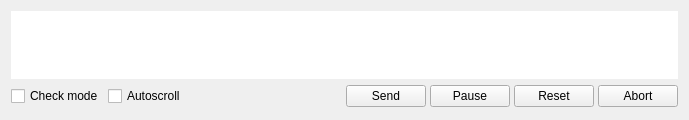
Before: the Qt Designer form View/ProgramForm.ui in octronic-uk/Candle, drawn with Qt 5.
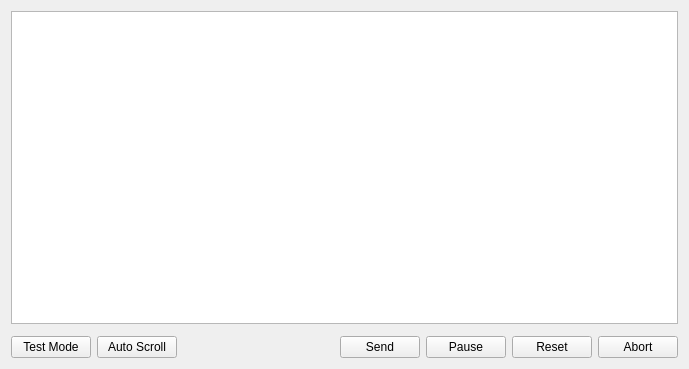
After: the same form once the commit is applied.

```diff
--- a/View/ProgramForm.ui
+++ b/View/ProgramForm.ui
@@ -7,7 +7,7 @@
     <x>0</x>
     <y>0</y>
     <width>689</width>
-    <height>120</height>
+    <height>369</height>
    </rect>
   </property>
   <property name="windowTitle">
@@ -15,60 +15,18 @@
   </property>
   <layout class="QVBoxLayout" name="verticalLayout">
    <item>
-    <widget class="QTableView" name="tblProgram">
-     <property name="sizePolicy">
-      <sizepolicy hsizetype="Expanding" vsizetype="Fixed">
-       <horstretch>0</horstretch>
-       <verstretch>0</verstretch>
-      </sizepolicy>
-     </property>
-     <property name="font">
-      <font>
-       <pointsize>9</pointsize>
-      </font>
-     </property>
-     <property name="contextMenuPolicy">
-      <enum>Qt::CustomContextMenu</enum>
-     </property>
-     <property name="frameShape">
-      <enum>QFrame::NoFrame</enum>
-     </property>
-     <property name="frameShadow">
-      <enum>QFrame::Plain</enum>
-     </property>
-     <property name="sizeAdjustPolicy">
-      <enum>QAbstractScrollArea::AdjustToContents</enum>
-     </property>
-     <property name="editTriggers">
-      <set>QAbstractItemView::AnyKeyPressed|QAbstractItemView::DoubleClicked|QAbstractItemView::EditKeyPressed|QAbstractItemView::SelectedClicked</set>
-     </property>
-     <property name="selectionMode">
-      <enum>QAbstractItemView::ContiguousSelection</enum>
-     </property>
-     <property name="selectionBehavior">
-      <enum>QAbstractItemView::SelectRows</enum>
-     </property>
-     <property name="gridStyle">
-      <enum>Qt::SolidLine</enum>
-     </property>
-     <attribute name="horizontalHeaderHighlightSections">
-      <bool>false</bool>
-     </attribute>
-     <attribute name="horizontalHeaderMinimumSectionSize">
-      <number>50</number>
-     </attribute>
-     <attribute name="verticalHeaderVisible">
-      <bool>false</bool>
-     </attribute>
-    </widget>
+    <widget class="QTableView" name="tblProgram"/>
    </item>
    <item>
-    <layout class="QHBoxLayout" name="horizontalLayout_3">
-     <property name="spacing">
-      <number>4</number>
+    <layout class="QHBoxLayout" name="horizontalLayout">
+     <property name="leftMargin">
+      <number>0</number>
+     </property>
+     <property name="topMargin">
+      <number>6</number>
      </property>
      <item>
-      <widget class="QCheckBox" name="chkTestMode">
+      <widget class="QPushButton" name="chkTestMode">
        <property name="sizePolicy">
         <sizepolicy hsizetype="Preferred" vsizetype="Fixed">
          <horstretch>0</horstretch>
@@ -82,12 +40,15 @@
         </size>
        </property>
        <property name="text">
-        <string>Check mode</string>
+        <string>Test Mode</string>
+       </property>
+       <property name="checkable">
+        <bool>true</bool>
        </property>
       </widget>
      </item>
      <item>
-      <widget class="QCheckBox" name="chkAutoScroll">
+      <widget class="QPushButton" name="chkAutoScroll">
        <property name="sizePolicy">
         <sizepolicy hsizetype="Preferred" vsizetype="Fixed">
          <horstretch>0</horstretch>
@@ -101,7 +62,10 @@
         </size>
        </property>
        <property name="text">
-        <string>Autoscroll</string>
+        <string>Auto Scroll</string>
+       </property>
+       <property name="checkable">
+        <bool>true</bool>
        </property>
       </widget>
      </item>
@@ -112,7 +76,7 @@
        </property>
        <property name="sizeHint" stdset="0">
         <size>
-         <width>8</width>
+         <width>13</width>
          <height>20</height>
         </size>
        </property>
```
